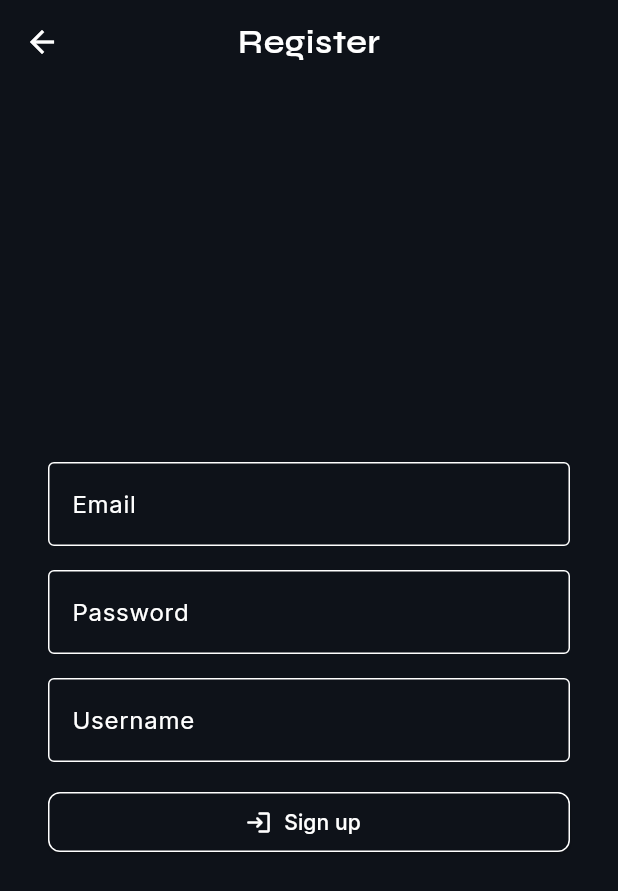
After one commit to NisargPatel14/yatrazen-HIS, a Flutter app: the RegisterPage screen opened directly, on a phone screen of 412 x 824 dp. The commit adds this screen. Shown: the top 891 px of the screen. Run offline on Flutter 3.47's test engine with Material 3 defaults, Android fonts, the phone set to English and light mode, and no system bars; our stand-ins replace appwrite, flutter_markdown, flutter_svg, geocoding, geolocator, get and 3 more; missing offline and left inert: flutter_google_places_hoc081098, google_maps_webservice, shake; network calls fail; statements that could not run were skipped.

Commit message:
Add login success Snackbar and create register page fixed some bugs during registration

```diff
--- /dev/null
+++ b/lib/screens/auth/pages/register_page.dart
@@ -0,0 +1,163 @@
+import 'package:appwrite/appwrite.dart';
+import 'package:yatrazen/screens/auth/api/auth_api.dart';
+import 'package:flutter/material.dart';
+import 'package:provider/provider.dart';
+
+class RegisterPage extends StatefulWidget {
+  const RegisterPage({super.key});
+
+  @override
+  _RegisterPageState createState() => _RegisterPageState();
+}
+
+class _RegisterPageState extends State<RegisterPage> {
+  final emailTextController = TextEditingController();
+  final passwordTextController = TextEditingController();
+  final usernameTextController = TextEditingController();
+
+  createAccount() async {
+    showDialog(
+        context: context,
+        barrierDismissible: false,
+        builder: (BuildContext context) {
+          return const Dialog(
+            backgroundColor: Colors.transparent,
+            child: Row(
+                mainAxisAlignment: MainAxisAlignment.spaceEvenly,
+                children: [
+                  CircularProgressIndicator(),
+                ]),
+          );
+        });
+    try {
+      final AuthAPI appwrite = context.read<AuthAPI>();
+      await appwrite.createUser(
+        email: emailTextController.text,
+        password: passwordTextController.text,
+        username: usernameTextController.text,
+      );
+      const snackbar = SnackBar(content: Text('Account created!'));
+      ScaffoldMessenger.of(context).showSnackBar(snackbar);
+      // ignore: use_build_context_synchronously
+      Navigator.pushReplacementNamed(context, '/login');
+    } on AppwriteException catch (e) {
+      Navigator.pop(context);
+      showAlert(title: 'Account creation failed', text: e.message.toString());
+    }
+  }
+
+  showAlert({required String title, required String text}) {
+    showDialog(
+        context: context,
+        builder: (context) {
+          return AlertDialog(
+            title: Text(title),
+            content: Text(text),
+            actions: [
+              ElevatedButton(
+                  onPressed: () {
+                    Navigator.pop(context);
+                  },
+                  child: const Text('Ok'))
+            ],
+          );
+        });
+  }
+
+  @override
+  Widget build(BuildContext context) {
+    return Scaffold(
+      appBar: AppBar(
+          title: Text(
+            "Register",
+            style: Theme.of(context).textTheme.bodySmall,
+          ),
+          backgroundColor: const Color(0xff0E1219),
+          iconTheme: const IconThemeData(color: Color(0xffffffff)),
+          centerTitle: true,
+          leading: IconButton(
+            icon: const Icon(Icons.arrow_back),
+            onPressed: () {
+              Navigator.pop(context);
+            },
+          )),
+      body: Center(
+        child: Padding(
+          padding: const EdgeInsets.all(32.0),
+          child: Column(
+            mainAxisAlignment: MainAxisAlignment.center,
+            crossAxisAlignment: CrossAxisAlignment.stretch,
+            children: [
+              TextField(
+                controller: emailTextController,
+                decoration: const InputDecoration(
+                  labelText: 'Email',
+                  labelStyle: TextStyle(color: Colors.white),
+                  border: OutlineInputBorder(),
+                  enabledBorder: OutlineInputBorder(
+                    borderSide: BorderSide(color: Colors.white),
+                  ),
+                  focusedBorder: OutlineInputBorder(
+                    borderSide: BorderSide(color: Colors.white),
+                  ),
+                ),
+                style: const TextStyle(color: Colors.white),
+              ),
+              const SizedBox(height: 16),
+              TextField(
+                controller: passwordTextController,
+                decoration: const InputDecoration(
+                  labelText: 'Password',
+                  labelStyle: TextStyle(color: Colors.white),
+                  border: OutlineInputBorder(),
+                  enabledBorder: OutlineInputBorder(
+                    borderSide: BorderSide(color: Colors.white),
+                  ),
+                  focusedBorder: OutlineInputBorder(
+                    borderSide: BorderSide(color: Colors.white),
+                  ),
+                ),
+                style: const TextStyle(color: Colors.white),
+                obscureText: true,
+              ),
+              const SizedBox(height: 16),
+              TextField(
+                controller: usernameTextController,
+                decoration: const InputDecoration(
+                  labelText: 'Username',
+                  labelStyle: TextStyle(color: Colors.white),
+                  border: OutlineInputBorder(),
+                  enabledBorder: OutlineInputBorder(
+                    borderSide: BorderSide(color: Colors.white),
+                  ),
+                  focusedBorder: OutlineInputBorder(
+                    borderSide: BorderSide(color: Colors.white),
+                  ),
+                ),
+                style: const TextStyle(color: Colors.white),
+              ),
+              const SizedBox(height: 16),
+              ElevatedButton.icon(
+                onPressed: () {
+                  createAccount();
+                },
+                icon: const Icon(Icons.login_rounded, color: Colors.white),
+                label: const Text(
+                  'Sign up',
+                  style: TextStyle(color: Color.fromARGB(255, 255, 255, 255)),
+                ),
+                style: ElevatedButton.styleFrom(
+                  backgroundColor: const Color(0xff0E1219),
+                  shape: RoundedRectangleBorder(
+                    borderRadius: BorderRadius.circular(8),
+                    side: const BorderSide(color: Colors.white),
+                  ),
+                ),
+              ),
+            ],
+          ),
+        ),
+      ),
+    );
+  }
+}
```
Also changed, not shown: lib/screens/auth/pages/login_page.dart (+6 -1 lines).
